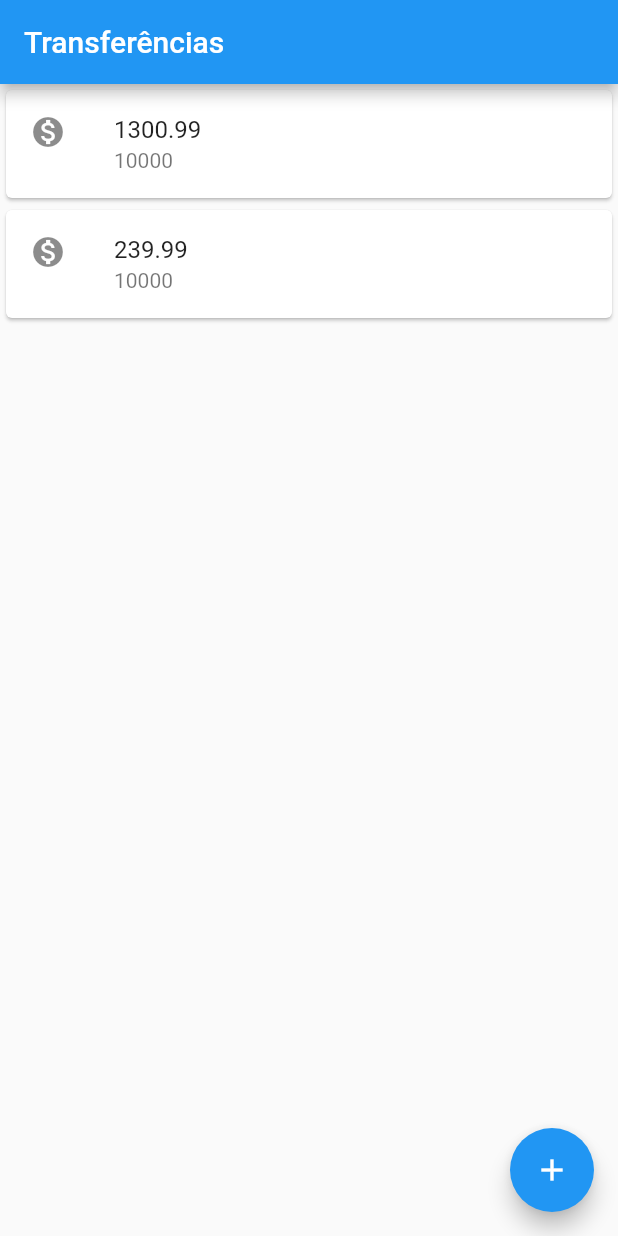
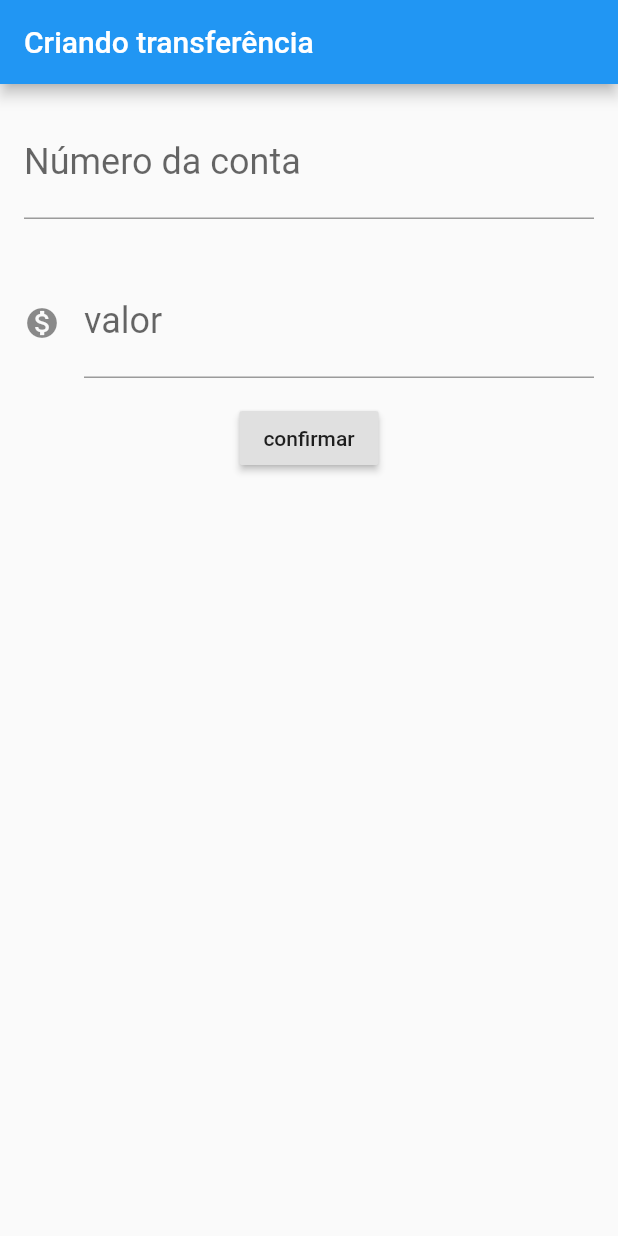
Before and after one commit to WillianLauber/Flutter-fundamentos, a Flutter app: the screen it shows after launch, on a phone screen of 412 x 824 dp. Run offline on Flutter 3.47's test engine with Material 2 defaults, Android fonts, the phone set to English and light mode, and no system bars.

Commit message:
layout para formulário, controllers

```diff
--- a/bytebank/lib/main.dart
+++ b/bytebank/lib/main.dart
@@ -1,34 +1,72 @@
 import 'package:flutter/material.dart';
 import 'package:flutter/widgets.dart';
 
+
 void main() {
   runApp(
-    MaterialApp(home: Scaffold(
-      appBar: AppBar(title: Text('Transferências'),)  ,
-      body: Column(
-    children: <Widget>[Card(child :ListTile(
-      leading: Icon(Icons.monetization_on),
-        title: Text('1300.99'),
-        subtitle: Text('10000')
-      )),
-      Card(child :ListTile(
-          leading: Icon(Icons.monetization_on),
-        title: Text('239.99'),
-        subtitle: Text('10000')
-    ))]),
-      floatingActionButton: FloatingActionButton(
-        child: Icon(Icons.add),
-      ),
-    )
-  ));
+    BytebankApp()
+  );
   //runApp(  MyApp());
 }
-class Transferencia {
+class  BytebankApp extends StatelessWidget {
+  @override
+  Widget build(BuildContext context) {
+    return MaterialApp(home: Scaffold(
+        body: FormularioTransferencia(),
+    ),
+    );
+  }
+}
+class Transferencia{
   final double valor;
   final int numeroConta;
 
   Transferencia(this.valor, this.numeroConta);
+
+  @override
+  String toString() {
+    return 'Transferencia{valor: $valor, numeroConta: $numeroConta}';
+  }
 }
+
+class FormularioTransferencia extends StatelessWidget {
+  final TextEditingController _controladorCampoNumeroConta = TextEditingController();
+  final TextEditingController _controladorCampoValor = TextEditingController();
+  @override
+  Widget build(BuildContext context) {
+    return Scaffold(
+        appBar: AppBar(title:Text('Criando transferência')),
+    body: Column(children: <Widget>[
+      Padding(
+        padding: const EdgeInsets.all(16.0),
+        child: TextField(style: TextStyle(fontSize: 24.0),
+            controller: _controladorCampoNumeroConta,
+            decoration: InputDecoration(labelText: 'Número da conta', hintText:'0000'),
+          keyboardType: TextInputType.number,
+        ),
+      ),
+      Padding(
+        padding: const EdgeInsets.all(16.0),
+        child: TextField(style: TextStyle(fontSize: 24.0),
+          controller: _controladorCampoValor,
+          decoration: InputDecoration(icon: Icon(Icons.monetization_on), labelText: 'valor', hintText:'0000'),
+          keyboardType: TextInputType.number,
+        ),
+      ),
+
+      RaisedButton(child: Text( "confirmar"), onPressed: (){
+        final int NumeroConta = int.tryParse(_controladorCampoNumeroConta.text);
+        final double Valor = double.tryParse(_controladorCampoValor.text);
+        if(Valor != null && NumeroConta != null){
+          final transferenciaCriada = Transferencia(Valor, NumeroConta);
+
+          Scaffold.of(context).showSnackBar(SnackBar( content: Text(transferenciaCriada.toString())));
+        }})
+    ])
+    );
+  }
+}
+
 
 class ItemTransferencia extends StatelessWidget {
 
@@ -53,97 +91,20 @@ class ListaTransferencias extends StatelessWidget{
   @override
   Widget build(BuildContext context) {
     // TODO: implement build
-    return Column(
-        children: <Widget>[
-          ItemTransferencia(Transferencia(100.0, 1000)),
-          ItemTransferencia(Transferencia(200.0, 2000)),
-          ItemTransferencia(Transferencia(300.0, 3000)),
-        ]
+    return Scaffold(
+      appBar: AppBar(title: Text('Transferências'),)  ,
+
+      body: Column(
+          children: <Widget>[
+            ItemTransferencia(Transferencia(100.0, 1000)),
+            ItemTransferencia(Transferencia(200.0, 2000)),
+            ItemTransferencia(Transferencia(300.0, 3000)),
+          ]
+      ),
+      floatingActionButton: FloatingActionButton(
+        child: Icon(Icons.add),
+      ),
     );
+
   }
 }
-
-class MyHomePage extends StatefulWidget {
-  MyHomePage({Key key, this.title}) : super(key: key);
-
-  // This widget is the home page of your application. It is stateful, meaning
-  // that it has a State object (defined below) that contains fields that affect
-  // how it looks.
-
-  // This class is the configuration for the state. It holds the values (in this
-  // case the title) provided by the parent (in this case the App widget) and
-  // used by the build method of the State. Fields in a Widget subclass are
-  // always marked "final".
-
-  final String title;
-
-  @override
-  _MyHomePageState createState() => _MyHomePageState();
-}
-
-class _MyHomePageState extends State<MyHomePage> {
-  int _counter = 0;
-
-  void _incrementCounter() {
-    setState(() {
-      // This call to setState tells the Flutter framework that something has
-      // changed in this State, which causes it to rerun the build method below
-      // so that the display can reflect the updated values. If we changed
-      // _counter without calling setState(), then the build method would not be
-      // called again, and so nothing would appear to happen.
-      _counter++;
-    });
-  }
-
-  @override
-  Widget build(BuildContext context) {
-    // This method is rerun every time setState is called, for instance as done
-    // by the _incrementCounter method above.
-    //
-    // The Flutter framework has been optimized to make rerunning build methods
-    // fast, so that you can just rebuild anything that needs updating rather
-    // than having to individually change instances of widgets.
-    return Scaffold(
-      appBar: AppBar(
-        // Here we take the value from the MyHomePage object that was created by
-        // the App.build method, and use it to set our appbar title.
-        title: Text(widget.title),
-      ),
-      body: Center(
-        // Center is a layout widget. It takes a single child and positions it
-        // in the middle of the parent.
-        child: Column(
-          // Column is also a layout widget. It takes a list of children and
-          // arranges them vertically. By default, it sizes itself to fit its
-          // children horizontally, and tries to be as tall as its parent.
-          //
-          // Invoke "debug painting" (press "p" in the console, choose the
-          // "Toggle Debug Paint" action from the Flutter Inspector in Android
-          // Studio, or the "Toggle Debug Paint" command in Visual Studio Code)
-          // to see the wireframe for each widget.
-          //
-          // Column has various properties to control how it sizes itself and
-          // how it positions its children. Here we use mainAxisAlignment to
-          // center the children vertically; the main axis here is the vertical
-          // axis because Columns are vertical (the cross axis would be
-          // horizontal).
-          mainAxisAlignment: MainAxisAlignment.center,
-          children: <Widget>[
-            Text(
-              'You have pushed the button this many times:',
-            ),
-            Text(
-              '$_counter',
-              style: Theme.of(context).textTheme.headline4,
-            ),
-          ],
-        ),
-      ),
-      floatingActionButton: FloatingActionButton(
-        onPressed: _incrementCounter,
-        tooltip: 'Increment',
-        child: Icon(Icons.add),
-      ), // This trailing comma makes auto-formatting nicer for build methods.
-    );
-  }
-}
```
Also changed, not shown: bytebank/sample.png (added), 1 other file.
